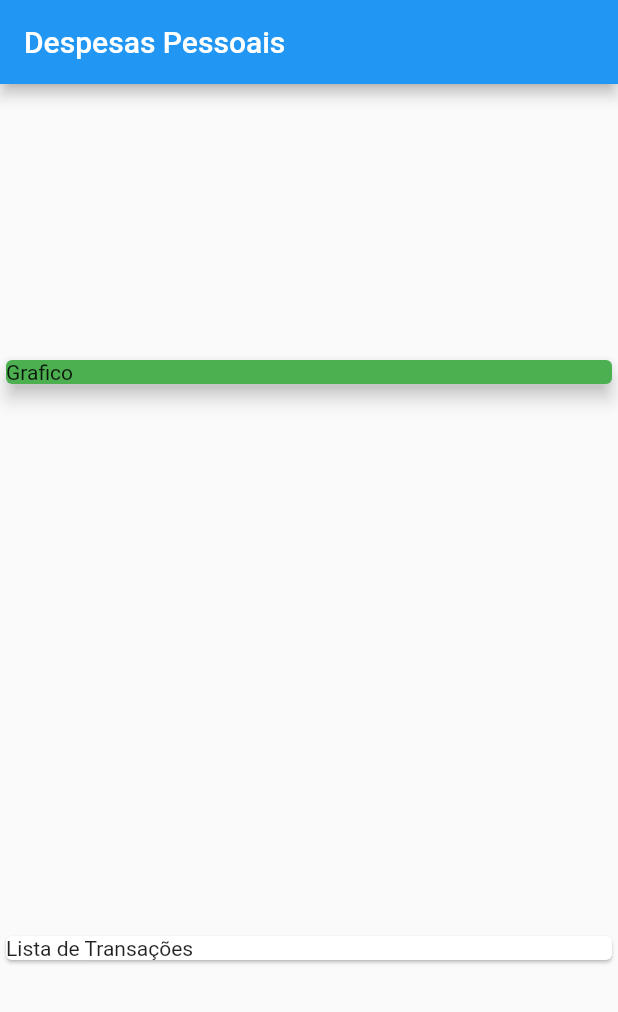
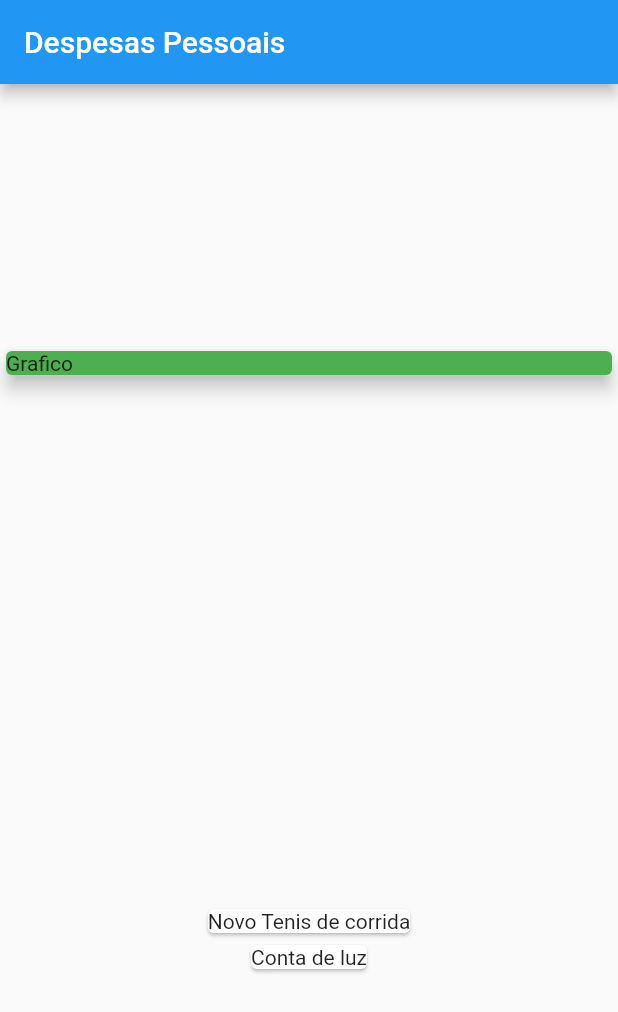
Before and after one commit to elizeurjr/MyExpenses, a Flutter app: the screen it shows after launch, on a phone screen of 412 x 824 dp. Shown: the top 1012 px of the screen. Run offline on Flutter 3.47's test engine with Material 2 defaults, Android fonts, the phone set to English and light mode, and no system bars.

Commit message:
Conversão de elementos visuais

```diff
--- a/lib/main.dart
+++ b/lib/main.dart
@@ -1,3 +1,4 @@
+import 'package:expenses/models/transaction.dart';
 import 'package:flutter/material.dart';
 
 main() => runApp(ExpensesApp());
@@ -5,13 +6,25 @@ main() => runApp(ExpensesApp());
 class ExpensesApp extends StatelessWidget {
   @override
   Widget build(BuildContext context) {
-    return MaterialApp(
-        home: MyHomePage()
-    );
+    return MaterialApp(home: MyHomePage());
   }
 }
 
 class MyHomePage extends StatelessWidget {
+  final _transactions = [
+    Transaction(
+      id: 't1',
+      title: 'Novo Tenis de corrida',
+      value: 310.76,
+      date: DateTime.now(),
+    ),
+    Transaction(
+      id: 't2',
+      title: 'Conta de luz',
+      value: 211.30,
+      date: DateTime.now(),
+    ),
+  ];
 
   @override
   Widget build(BuildContext context) {
@@ -28,11 +41,14 @@ class MyHomePage extends StatelessWidget {
             child: Card(
               color: Colors.green,
               child: Text('Grafico'),
-              elevation:5,
+              elevation: 5,
             ),
           ),
-          Card(
-            child: Text('Lista de Transações'),
+          Column(children: _transactions.map((tr) {
+            return Card(
+              child: Text(tr.title),
+            );
+          }).toList(),
           )
         ],
       ),
--- /dev/null
+++ b/lib/models/transaction.dart
@@ -0,0 +1,15 @@
+import 'package:flutter/foundation.dart';
+
+class Transaction {
+  final String id;
+  final String title;
+  final double value;
+  final DateTime date;
+
+  Transaction({
+    @required this.id,
+    @required this.title,
+    @required this.value,
+    @required this.date,
+  });
+}
```
